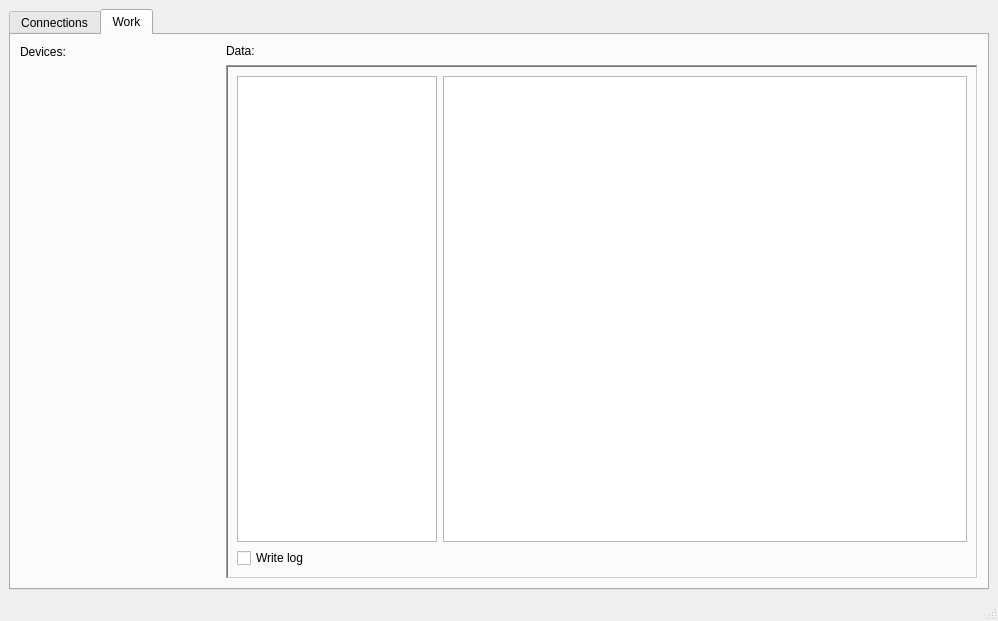
Above: mainwindow.ui from nghtsnw/etrodiag before the change. Below: the same form after it.
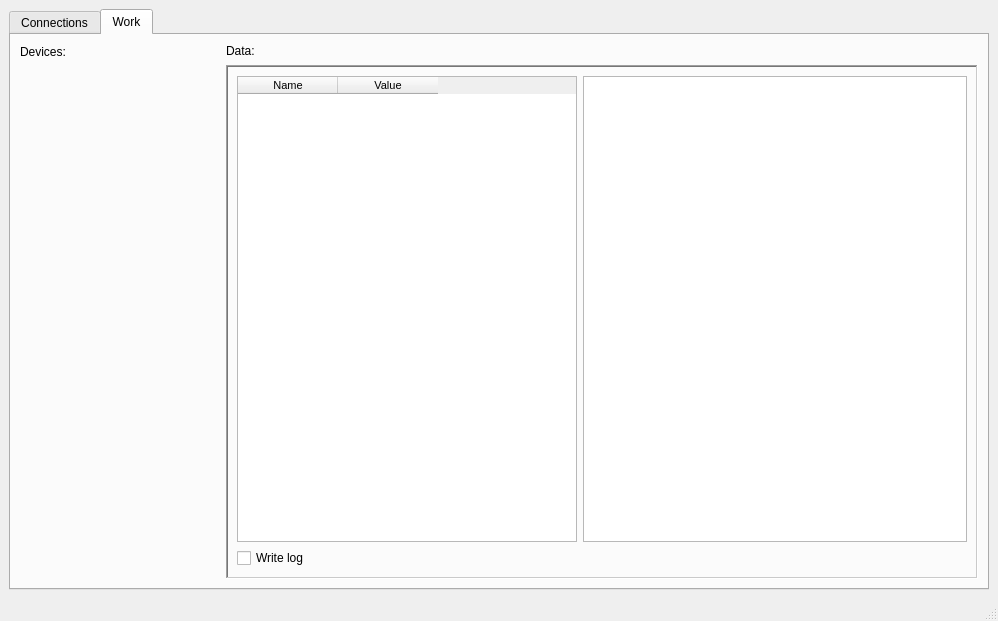
That is the form after the change.

```diff
--- a/mainwindow.ui
+++ b/mainwindow.ui
@@ -132,25 +132,6 @@
              <enum>QFrame::Sunken</enum>
             </property>
             <layout class="QGridLayout" name="gridLayout_2">
-             <item row="0" column="0">
-              <widget class="QTreeView" name="valueArea">
-               <property name="enabled">
-                <bool>true</bool>
-               </property>
-               <property name="sizePolicy">
-                <sizepolicy hsizetype="Fixed" vsizetype="Preferred">
-                 <horstretch>0</horstretch>
-                 <verstretch>0</verstretch>
-                </sizepolicy>
-               </property>
-               <property name="maximumSize">
-                <size>
-                 <width>200</width>
-                 <height>16777215</height>
-                </size>
-               </property>
-              </widget>
-             </item>
              <item row="1" column="0">
               <widget class="QCheckBox" name="writeLogCheckBox">
                <property name="sizePolicy">
@@ -180,6 +161,61 @@
                </property>
               </widget>
              </item>
+             <item row="0" column="0">
+              <widget class="QTableWidget" name="valueArea">
+               <property name="enabled">
+                <bool>true</bool>
+               </property>
+               <property name="sizePolicy">
+                <sizepolicy hsizetype="Fixed" vsizetype="Preferred">
+                 <horstretch>0</horstretch>
+                 <verstretch>0</verstretch>
+                </sizepolicy>
+               </property>
+               <property name="maximumSize">
+                <size>
+                 <width>340</width>
+                 <height>16777215</height>
+                </size>
+               </property>
+               <property name="font">
+                <font>
+                 <pointsize>8</pointsize>
+                </font>
+               </property>
+               <property name="autoScroll">
+                <bool>false</bool>
+               </property>
+               <property name="editTriggers">
+                <set>QAbstractItemView::NoEditTriggers</set>
+               </property>
+               <property name="dragDropOverwriteMode">
+                <bool>false</bool>
+               </property>
+               <property name="selectionMode">
+                <enum>QAbstractItemView::NoSelection</enum>
+               </property>
+               <property name="sortingEnabled">
+                <bool>true</bool>
+               </property>
+               <attribute name="horizontalHeaderCascadingSectionResizes">
+                <bool>false</bool>
+               </attribute>
+               <attribute name="verticalHeaderVisible">
+                <bool>false</bool>
+               </attribute>
+               <column>
+                <property name="text">
+                 <string>Name</string>
+                </property>
+               </column>
+               <column>
+                <property name="text">
+                 <string>Value</string>
+                </property>
+               </column>
+              </widget>
+             </item>
             </layout>
            </widget>
           </item>
```
Left out of the diff: 2 changed lines with no effect on the pictures.
